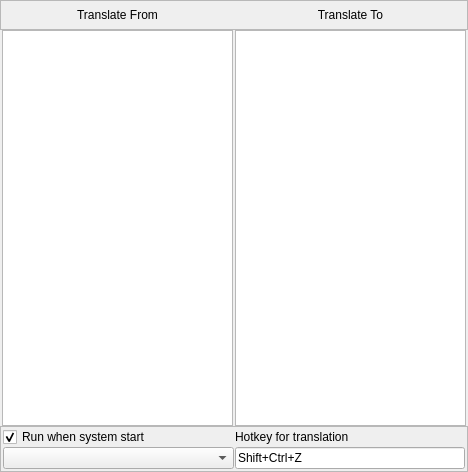
First picture: the form in widget.ui, repository NeiroNext/QuickTranslator, before the edit.
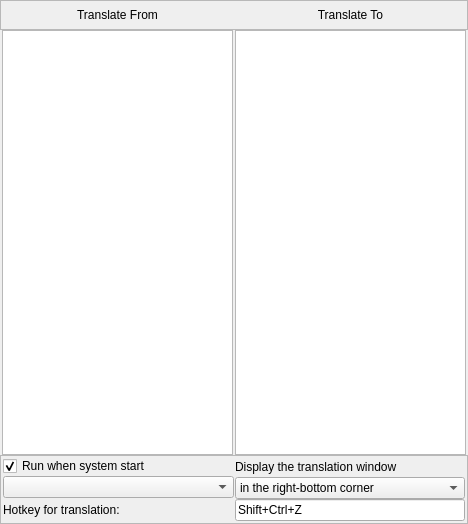
Second picture: the form after the edit. Icons and pictures are not drawn.

Commit message: Add three types of information translate window Add display similar words of translated

The edit to the form file:
```diff
--- a/widget.ui
+++ b/widget.ui
@@ -7,7 +7,7 @@
     <x>0</x>
     <y>0</y>
     <width>468</width>
-    <height>472</height>
+    <height>524</height>
    </rect>
   </property>
   <property name="minimumSize">
@@ -220,6 +220,12 @@
              <verstretch>0</verstretch>
             </sizepolicy>
            </property>
+           <property name="minimumSize">
+            <size>
+             <width>0</width>
+             <height>0</height>
+            </size>
+           </property>
            <property name="autoFillBackground">
             <bool>false</bool>
            </property>
@@ -245,30 +251,17 @@
              <verstretch>0</verstretch>
             </sizepolicy>
            </property>
+           <property name="minimumSize">
+            <size>
+             <width>0</width>
+             <height>0</height>
+            </size>
+           </property>
            <property name="styleSheet">
             <string notr="true"/>
            </property>
           </widget>
          </item>
-        </layout>
-       </item>
-       <item>
-        <layout class="QVBoxLayout" name="verticalLayout_2">
-         <property name="spacing">
-          <number>0</number>
-         </property>
-         <property name="leftMargin">
-          <number>0</number>
-         </property>
-         <property name="topMargin">
-          <number>0</number>
-         </property>
-         <property name="rightMargin">
-          <number>2</number>
-         </property>
-         <property name="bottomMargin">
-          <number>2</number>
-         </property>
          <item>
           <widget class="QLabel" name="hotkey_l">
            <property name="sizePolicy">
@@ -277,9 +270,87 @@
              <verstretch>0</verstretch>
             </sizepolicy>
            </property>
+           <property name="minimumSize">
+            <size>
+             <width>0</width>
+             <height>0</height>
+            </size>
+           </property>
            <property name="text">
-            <string>Hotkey for translation</string>
+            <string>Hotkey for translation:</string>
            </property>
+          </widget>
+         </item>
+        </layout>
+       </item>
+       <item>
+        <layout class="QVBoxLayout" name="verticalLayout_2">
+         <property name="spacing">
+          <number>0</number>
+         </property>
+         <property name="leftMargin">
+          <number>0</number>
+         </property>
+         <property name="topMargin">
+          <number>0</number>
+         </property>
+         <property name="rightMargin">
+          <number>2</number>
+         </property>
+         <property name="bottomMargin">
+          <number>2</number>
+         </property>
+         <item>
+          <widget class="QLabel" name="info_type_l">
+           <property name="minimumSize">
+            <size>
+             <width>0</width>
+             <height>21</height>
+            </size>
+           </property>
+           <property name="text">
+            <string>Display the translation window</string>
+           </property>
+           <property name="alignment">
+            <set>Qt::AlignLeading|Qt::AlignLeft|Qt::AlignVCenter</set>
+           </property>
+          </widget>
+         </item>
+         <item>
+          <widget class="QComboBox" name="infoWin_ch">
+           <property name="sizePolicy">
+            <sizepolicy hsizetype="Ignored" vsizetype="Fixed">
+             <horstretch>0</horstretch>
+             <verstretch>0</verstretch>
+            </sizepolicy>
+           </property>
+           <property name="minimumSize">
+            <size>
+             <width>0</width>
+             <height>0</height>
+            </size>
+           </property>
+           <property name="maximumSize">
+            <size>
+             <width>16777215</width>
+             <height>16777215</height>
+            </size>
+           </property>
+           <item>
+            <property name="text">
+             <string>in the right-bottom corner</string>
+            </property>
+           </item>
+           <item>
+            <property name="text">
+             <string>at the cursor</string>
+            </property>
+           </item>
+           <item>
+            <property name="text">
+             <string>at the notification</string>
+            </property>
+           </item>
           </widget>
          </item>
          <item>
```
The commit also changes 21 other files.
